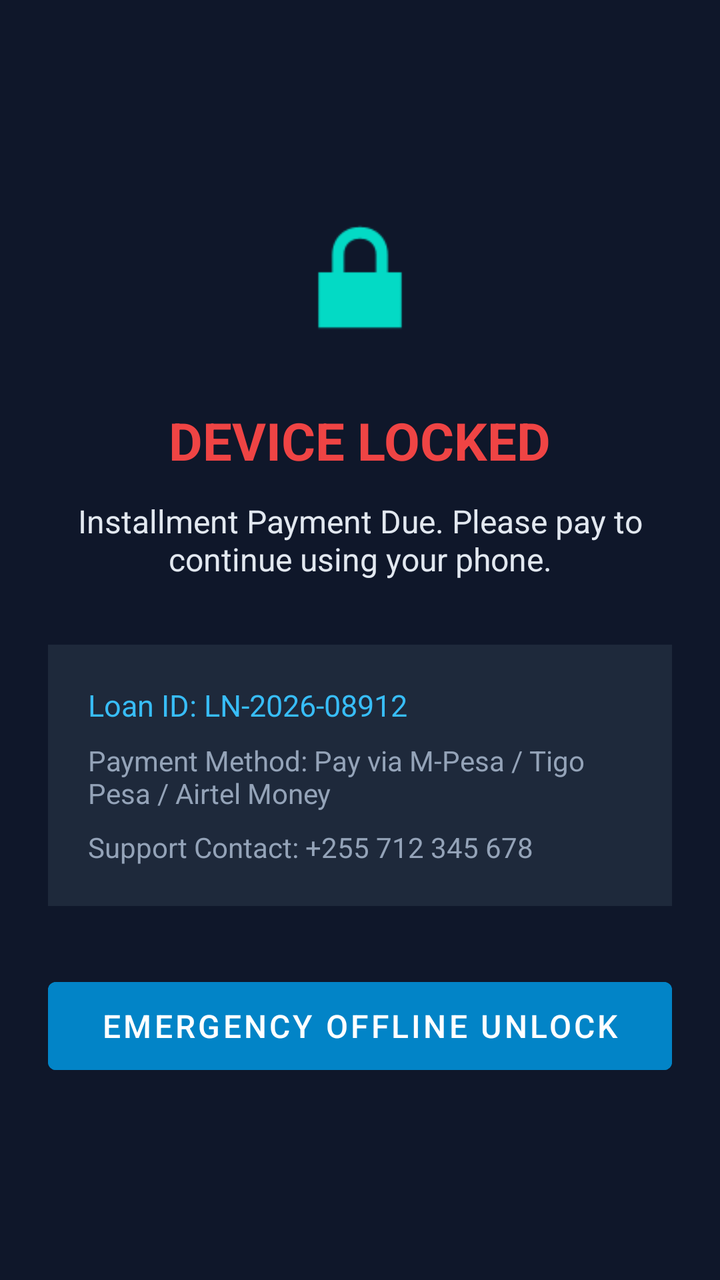
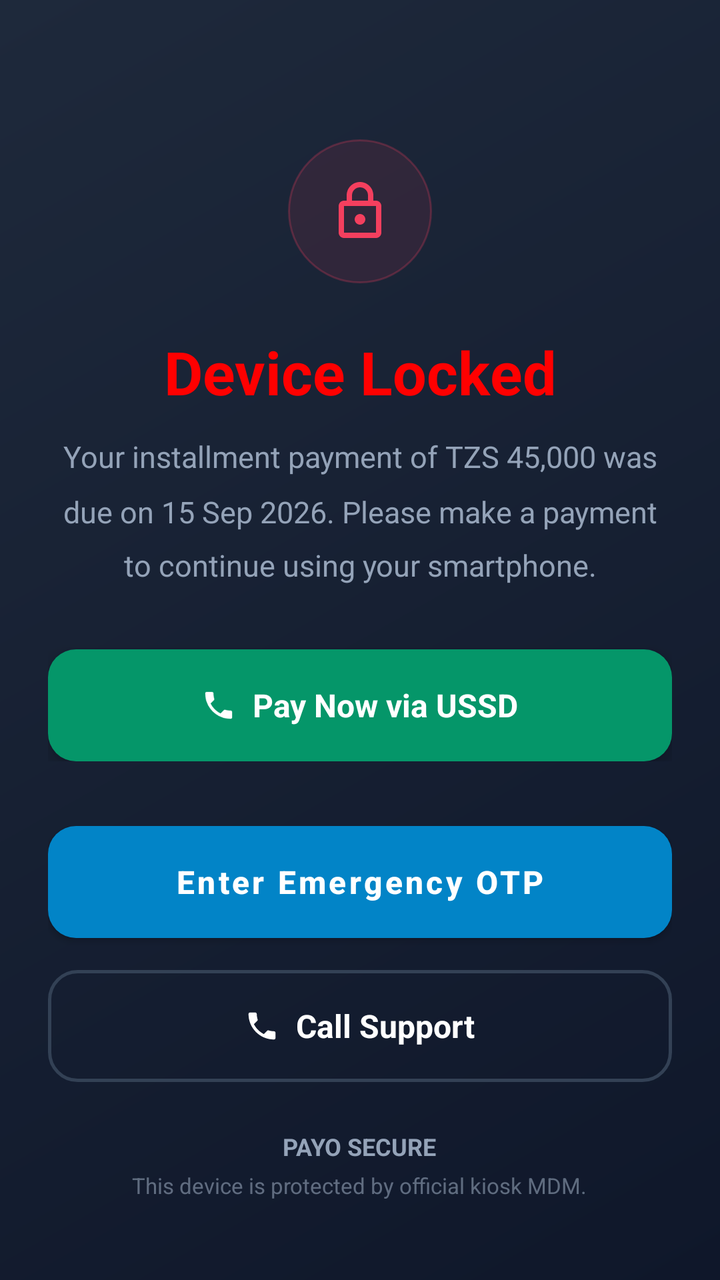

Two renders of the same Android screen: before a commit and after it. Below are the layout's source before the change and the commit's diff.
<!-- AndroidManifest.xml: application theme Theme.PAYO -->
<!-- res/layout/activity_lock.xml -->
<?xml version="1.0" encoding="utf-8"?>
<LinearLayout xmlns:android="http://schemas.android.com/apk/res/android"
    android:layout_width="match_parent"
    android:layout_height="match_parent"
    android:orientation="vertical"
    android:padding="24dp"
    android:background="#0F172A"
    android:gravity="center">

    <ImageView
        android:layout_width="80dp"
        android:layout_height="80dp"
        android:src="@android:drawable/ic_lock_lock"
        android:layout_marginBottom="24dp"/>

    <TextView
        android:layout_width="wrap_content"
        android:layout_height="wrap_content"
        android:text="DEVICE LOCKED"
        android:textColor="#EF4444"
        android:textSize="26sp"
        android:textStyle="bold"
        android:layout_marginBottom="12dp"/>

    <TextView
        android:id="@+id/tvLockReason"
        android:layout_width="match_parent"
        android:layout_height="wrap_content"
        android:text="Installment Payment Due. Please pay to continue using your phone."
        android:textColor="#E2E8F0"
        android:textSize="16sp"
        android:textAlignment="center"
        android:layout_marginBottom="32dp"/>

    <LinearLayout
        android:layout_width="match_parent"
        android:layout_height="wrap_content"
        android:orientation="vertical"
        android:background="#1E293B"
        android:padding="20dp"
        android:layout_marginBottom="32dp">

        <TextView
            android:id="@+id/tvLoanNumber"
            android:layout_width="match_parent"
            android:layout_height="wrap_content"
            android:text="Loan ID: LN-2026-08912"
            android:textColor="#38BDF8"
            android:textSize="15sp"
            android:layout_marginBottom="8dp"/>

        <TextView
            android:layout_width="match_parent"
            android:layout_height="wrap_content"
            android:text="Payment Method: Pay via M-Pesa / Tigo Pesa / Airtel Money"
            android:textColor="#94A3B8"
            android:textSize="14sp"
            android:layout_marginBottom="8dp"/>

        <TextView
            android:layout_width="match_parent"
            android:layout_height="wrap_content"
            android:text="Support Contact: +255 712 345 678"
            android:textColor="#94A3B8"
            android:textSize="14sp"/>
    </LinearLayout>

    <Button
        android:id="@+id/btnKioskOfflineUnlock"
        android:layout_width="match_parent"
        android:layout_height="56dp"
        android:text="Emergency Offline Unlock"
        android:backgroundTint="#0284C7"
        android:textColor="#FFFFFF"
        android:textSize="16sp"/>

</LinearLayout>
<!-- resources referenced by this layout -->
<resources>
  <style name="Theme.PAYO" parent="Theme.MaterialComponents.DayNight.DarkActionBar">
          
          <item name="colorPrimary">@color/purple_500</item>
          <item name="colorPrimaryVariant">@color/purple_700</item>
          <item name="colorOnPrimary">@color/white</item>
          
          <item name="colorSecondary">@color/teal_200</item>
          <item name="colorSecondaryVariant">@color/teal_700</item>
          <item name="colorOnSecondary">@color/black</item>
          
          <item name="android:statusBarColor">?attr/colorPrimaryVariant</item>
          
      </style>
  <color name="purple_500">#FF6200EE</color>
  <color name="purple_700">#FF3700B3</color>
  <color name="white">#FFFFFFFF</color>
  <color name="teal_200">#FF03DAC5</color>
  <color name="teal_700">#FF018786</color>
  <color name="black">#FF000000</color>
</resources>

<!-- the commit's change to res/layout/activity_lock.xml (unified diff, before → after) -->
@@ -1,77 +1,157 @@
 <?xml version="1.0" encoding="utf-8"?>
-<LinearLayout xmlns:android="http://schemas.android.com/apk/res/android"
+<androidx.constraintlayout.widget.ConstraintLayout xmlns:android="http://schemas.android.com/apk/res/android"
+    xmlns:app="http://schemas.android.com/apk/res-auto"
+    xmlns:tools="http://schemas.android.com/tools"
     android:layout_width="match_parent"
     android:layout_height="match_parent"
-    android:orientation="vertical"
-    android:padding="24dp"
-    android:background="#0F172A"
-    android:gravity="center">
+    android:background="@drawable/bg_gradient_lock"
+    android:paddingStart="24dp"
+    android:paddingEnd="24dp"
+    android:paddingTop="48dp"
+    android:paddingBottom="40dp">
 
-    <ImageView
-        android:layout_width="80dp"
-        android:layout_height="80dp"
-        android:src="@android:drawable/ic_lock_lock"
-        android:layout_marginBottom="24dp"/>
-
-    <TextView
-        android:layout_width="wrap_content"
-        android:layout_height="wrap_content"
-        android:text="DEVICE LOCKED"
-        android:textColor="#EF4444"
-        android:textSize="26sp"
-        android:textStyle="bold"
-        android:layout_marginBottom="12dp"/>
-
-    <TextView
-        android:id="@+id/tvLockReason"
-        android:layout_width="match_parent"
-        android:layout_height="wrap_content"
-        android:text="Installment Payment Due. Please pay to continue using your phone."
-        android:textColor="#E2E8F0"
-        android:textSize="16sp"
-        android:textAlignment="center"
-        android:layout_marginBottom="32dp"/>
-
+    
     <LinearLayout
+        android:id="@+id/headerSection"
         android:layout_width="match_parent"
         android:layout_height="wrap_content"
         android:orientation="vertical"
-        android:background="#1E293B"
-        android:padding="20dp"
-        android:layout_marginBottom="32dp">
+        android:gravity="center"
+        app:layout_constraintTop_toTopOf="parent"
+        app:layout_constraintBottom_toTopOf="@id/actionSection"
+        app:layout_constraintVertical_bias="0.4">
 
-        <TextView
-            android:id="@+id/tvLoanNumber"
-            android:layout_width="match_parent"
-            android:layout_height="wrap_content"
-            android:text="Loan ID: LN-2026-08912"
-            android:textColor="#38BDF8"
-            android:textSize="15sp"
-            android:layout_marginBottom="8dp"/>
+        
+        <FrameLayout
+            android:layout_width="72dp"
+            android:layout_height="72dp"
+            android:background="@drawable/bg_lock_badge"
+            android:layout_marginBottom="24dp">
 
+            <ImageView
+                android:layout_width="32dp"
+                android:layout_height="32dp"
+                android:layout_gravity="center"
+                android:src="@drawable/ic_lock_outline" />
+        </FrameLayout>
+
+        
         <TextView
             android:layout_width="match_parent"
             android:layout_height="wrap_content"
-            android:text="Payment Method: Pay via M-Pesa / Tigo Pesa / Airtel Money"
+            android:text="Device Locked"
+            android:textColor="#FF0000"
+            android:textSize="30sp"
+            android:textStyle="bold"
+            android:textAlignment="center"
+            android:layout_marginBottom="12dp" />
+
+        
+        <TextView
+            android:id="@+id/tvLockReason"
+            android:layout_width="match_parent"
+            android:layout_height="wrap_content"
+            android:text="Your installment payment of TZS 45,000 was due on 15 Sep 2026. Please make a payment to continue using your smartphone."
             android:textColor="#94A3B8"
-            android:textSize="14sp"
-            android:layout_marginBottom="8dp"/>
+            android:textSize="15sp"
+            android:lineSpacingMultiplier="1.5"
+            android:textAlignment="center"
+            android:layout_marginBottom="32dp" />
+
+        
+        <LinearLayout
+            android:id="@+id/btnPayNowUssd"
+            android:layout_width="match_parent"
+            android:layout_height="56dp"
+            android:background="@drawable/bg_btn_pay_now"
+            android:elevation="6dp"
+            android:gravity="center"
+            android:orientation="horizontal">
+
+            <ImageView
+                android:layout_width="18dp"
+                android:layout_height="18dp"
+                android:src="@drawable/ic_phone_outline"
+                android:layout_marginEnd="8dp" />
+
+            <TextView
+                android:layout_width="wrap_content"
+                android:layout_height="wrap_content"
+                android:text="Pay Now via USSD"
+                android:textColor="#FFFFFF"
+                android:textSize="16sp"
+                android:textStyle="bold" />
+        </LinearLayout>
+
+    </LinearLayout>
+
+    
+    <LinearLayout
+        android:id="@+id/actionSection"
+        android:layout_width="match_parent"
+        android:layout_height="wrap_content"
+        android:orientation="vertical"
+        android:gravity="center"
+        app:layout_constraintBottom_toBottomOf="parent">
+
+        
+        <Button
+            android:id="@+id/btnKioskOfflineUnlock"
+            android:layout_width="match_parent"
+            android:layout_height="56dp"
+            android:background="@drawable/bg_btn_primary"
+            android:text="Enter Emergency OTP"
+            android:textColor="#FFFFFF"
+            android:textSize="16sp"
+            android:textStyle="bold"
+            android:textAllCaps="false"
+            android:elevation="4dp"
+            android:layout_marginBottom="16dp"
+            app:backgroundTint="@null" />
+
+        
+        <LinearLayout
+            android:id="@+id/btnCallSupport"
+            android:layout_width="match_parent"
+            android:layout_height="56dp"
+            android:background="@drawable/bg_btn_secondary"
+            android:gravity="center"
+            android:orientation="horizontal"
+            android:layout_marginBottom="24dp">
+
+            <ImageView
+                android:layout_width="18dp"
+                android:layout_height="18dp"
+                android:src="@drawable/ic_phone_outline"
+                android:layout_marginEnd="8dp" />
+
+            <TextView
+                android:layout_width="wrap_content"
+                android:layout_height="wrap_content"
+                android:text="Call Support"
+                android:textColor="#FFFFFF"
+                android:textSize="16sp"
+                android:textStyle="bold" />
+        </LinearLayout>
+
+        
+        <TextView
+            android:layout_width="wrap_content"
+            android:layout_height="wrap_content"
+            android:text="PAYO SECURE"
+            android:textColor="#94A3B8"
+            android:textSize="12sp"
+            android:textStyle="bold"
+            android:layout_marginBottom="4dp" />
 
         <TextView
-            android:layout_width="match_parent"
+            android:layout_width="wrap_content"
             android:layout_height="wrap_content"
-            android:text="Support Contact: +255 712 345 678"
+            android:text="This device is protected by official kiosk MDM."
             android:textColor="#94A3B8"
-            android:textSize="14sp"/>
+            android:textSize="11sp"
+            android:alpha="0.6" />
+
     </LinearLayout>
 
-    <Button
-        android:id="@+id/btnKioskOfflineUnlock"
-        android:layout_width="match_parent"
-        android:layout_height="56dp"
-        android:text="Emergency Offline Unlock"
-        android:backgroundTint="#0284C7"
-        android:textColor="#FFFFFF"
-        android:textSize="16sp"/>
-
-</LinearLayout>
+</androidx.constraintlayout.widget.ConstraintLayout>
<!-- resource entries referenced after the edit -->
@@ -1,5 +1,68 @@
 <!-- resources referenced by this layout -->
 <resources>
+  <!-- drawable bg_btn_pay_now (drawable) -->
+  <?xml version="1.0" encoding="utf-8"?>
+  <shape xmlns:android="http://schemas.android.com/apk/res/android"
+      android:shape="rectangle">
+      <solid android:color="#059669" />
+      <corners android:radius="14dp" />
+  </shape>
+  <!-- drawable bg_btn_primary (drawable) -->
+  <?xml version="1.0" encoding="utf-8"?>
+  <shape xmlns:android="http://schemas.android.com/apk/res/android"
+      android:shape="rectangle">
+      <solid android:color="#0284C7" />
+      <corners android:radius="14dp" />
+  </shape>
+  <!-- drawable bg_btn_secondary (drawable) -->
+  <?xml version="1.0" encoding="utf-8"?>
+  <shape xmlns:android="http://schemas.android.com/apk/res/android"
+      android:shape="rectangle">
+      <solid android:color="@android:color/transparent" />
+      <stroke
+          android:width="1.5dp"
+          android:color="#334155" />
+      <corners android:radius="14dp" />
+  </shape>
+  <!-- drawable bg_gradient_lock (drawable) -->
+  <?xml version="1.0" encoding="utf-8"?>
+  <shape xmlns:android="http://schemas.android.com/apk/res/android"
+      android:shape="rectangle">
+      <gradient
+          android:angle="135"
+          android:startColor="#0F172A"
+          android:endColor="#1E293B"
+          android:type="linear" />
+  </shape>
+  <!-- drawable bg_lock_badge (drawable) -->
+  <?xml version="1.0" encoding="utf-8"?>
+  <shape xmlns:android="http://schemas.android.com/apk/res/android"
+      android:shape="oval">
+      <solid android:color="#1AF43F5E" />
+      <stroke
+          android:width="1dp"
+          android:color="#40F43F5E" />
+  </shape>
+  <!-- drawable ic_lock_outline (drawable) -->
+  <vector xmlns:android="http://schemas.android.com/apk/res/android"
+      android:width="24dp"
+      android:height="24dp"
+      android:viewportWidth="24"
+      android:viewportHeight="24">
+    <path
+        android:pathData="M18,8h-1L17,6c0,-2.76 -2.24,-5 -5,-5S7,3.24 7,6v2L6,8c-1.1,0 -2,0.9 -2,2v10c0,1.1 0.9,2 2,2h12c1.1,0 2,-0.9 2,-2L20,10c0,-1.1 -0.9,-2 -2,-2zM9,6c0,-1.66 1.34,-3 3,-3s3,1.34 3,3v2L9,8L9,6zM18,20L6,20L6,10h12v10zM12,17c1.1,0 2,-0.9 2,-2s-0.9,-2 -2,-2 -2,0.9 -2,2 0.9,2 2,2z"
+        android:fillColor="#F43F5E"/>
+  </vector>
+  <!-- drawable ic_phone_outline (drawable) -->
+  <vector xmlns:android="http://schemas.android.com/apk/res/android"
+      android:width="24dp"
+      android:height="24dp"
+      android:viewportWidth="24"
+      android:viewportHeight="24">
+    <path
+        android:pathData="M6.62,10.79c1.44,2.83 3.76,5.14 6.59,6.59l2.2,-2.2c0.27,-0.27 0.67,-0.36 1.02,-0.24 1.12,0.37 2.33,0.57 3.57,0.57 0.55,0 1,0.45 1,1L21,20c0,0.55 -0.45,1 -1,1 -9.39,0 -17,-7.61 -17,-17 0,-0.55 0.45,-1 1,-1h3.5c0.55,0 1,0.45 1,1 0,1.25 0.2,2.45 0.57,3.57 0.11,0.35 0.03,0.74 -0.25,1.02l-2.2,2.2z"
+        android:fillColor="#FFFFFF"/>
+  </vector>
   <style name="Theme.PAYO" parent="Theme.MaterialComponents.DayNight.DarkActionBar">
           
           <item name="colorPrimary">@color/purple_500</item>
